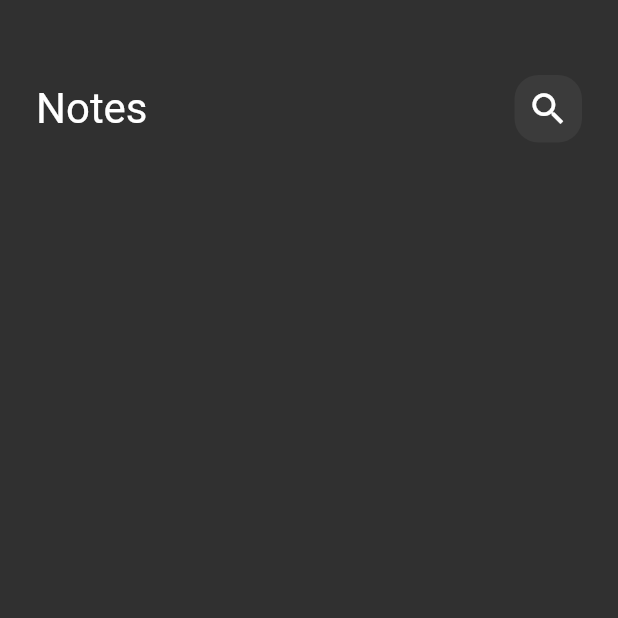
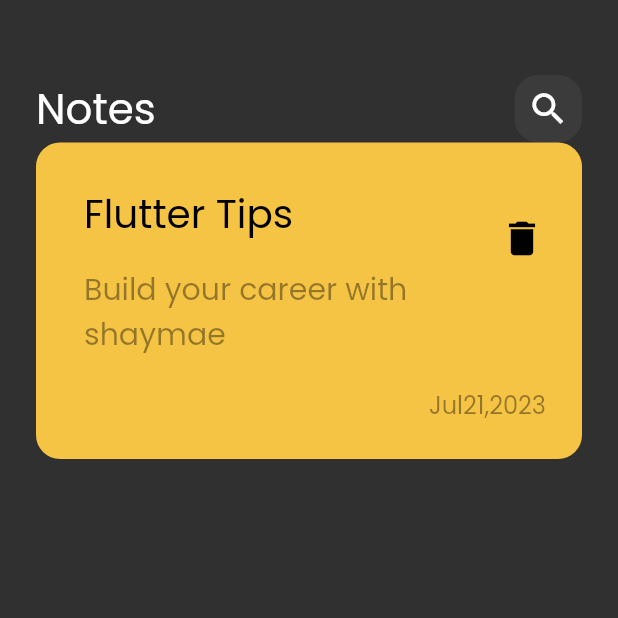
Before and after one commit to chaymaegh/notes-app, a Flutter app: the screen it shows after launch, on a phone screen of 412 x 824 dp, the top half of it. Run offline on Flutter 3.47's test engine with Material 2 defaults, Android fonts, the phone set to English and light mode, and no system bars.

Commit message:
create custom note item

```diff
--- a/lib/main.dart
+++ b/lib/main.dart
@@ -3,7 +3,6 @@ import 'package:mission_list/views/notes_view.dart';
 
 void main() {
   runApp(const NotesApp());
-
 }
 
 class NotesApp extends StatelessWidget {
@@ -12,9 +11,8 @@ class NotesApp extends StatelessWidget {
   @override
   Widget build(BuildContext context) {
     return MaterialApp(
-      theme: ThemeData(brightness: Brightness.dark),
+      theme: ThemeData(brightness: Brightness.dark, fontFamily: "Poppins"),
       home: const NotesView(),
-
     );
   }
 }
--- /dev/null
+++ b/lib/views/widgets/custom_note_item.dart
@@ -0,0 +1,53 @@
+import 'package:flutter/material.dart';
+
+class ItemNote extends StatelessWidget {
+  const ItemNote({super.key});
+
+  @override
+  Widget build(BuildContext context) {
+    return Container(
+      padding: EdgeInsets.only(top: 24, bottom: 24, left: 16),
+      decoration: BoxDecoration(
+        color: Color(0xffF6C445),
+        borderRadius: BorderRadius.circular(16),
+      ),
+      child: Column(
+        crossAxisAlignment: CrossAxisAlignment.end,
+        children: [
+          ListTile(
+            title: Text(
+              "Flutter Tips",
+              style: TextStyle(color: Colors.black, fontSize: 26),
+            ),
+            subtitle: Padding(
+              padding: const EdgeInsets.only(top: 16, bottom: 16),
+              child: Text(
+                "Build your career with shaymae",
+                style: TextStyle(
+                  color: Colors.black.withOpacity(.4),
+                  fontSize: 20,
+                ),
+              ),
+            ),
+            trailing: IconButton(
+              onPressed: () {},
+              icon: Icon(
+                Icons.delete,
+                color: Colors.black,
+                size: 30,
+              ),
+            ),
+          ),
+          Padding(
+            padding: const EdgeInsets.only(right: 24),
+            child: Text(
+              "Jul21,2023",
+              style:
+                  TextStyle(color: Colors.black.withOpacity(.4), fontSize: 16),
+            ),
+          )
+        ],
+      ),
+    );
+  }
+}
--- a/lib/views/widgets/notes_view_body.dart
+++ b/lib/views/widgets/notes_view_body.dart
@@ -1,6 +1,7 @@
 import 'package:flutter/material.dart';
 
 import 'custom_app_bar.dart';
+import 'custom_note_item.dart';
 
 class NotesViewBody extends StatelessWidget {
   const NotesViewBody({super.key});
@@ -10,10 +11,7 @@ class NotesViewBody extends StatelessWidget {
     return Padding(
       padding: const EdgeInsets.symmetric(horizontal: 24),
       child: Column(
-        children: const [
-          SizedBox(height: 50),
-          CustomAppBar(),
-        ],
+        children: const [SizedBox(height: 50), CustomAppBar(), ItemNote()],
       ),
     );
   }
```
Also changed, not shown: pubspec.yaml (+6 -11 lines), assets/fonts/Poppins-Regular.ttf (added).
